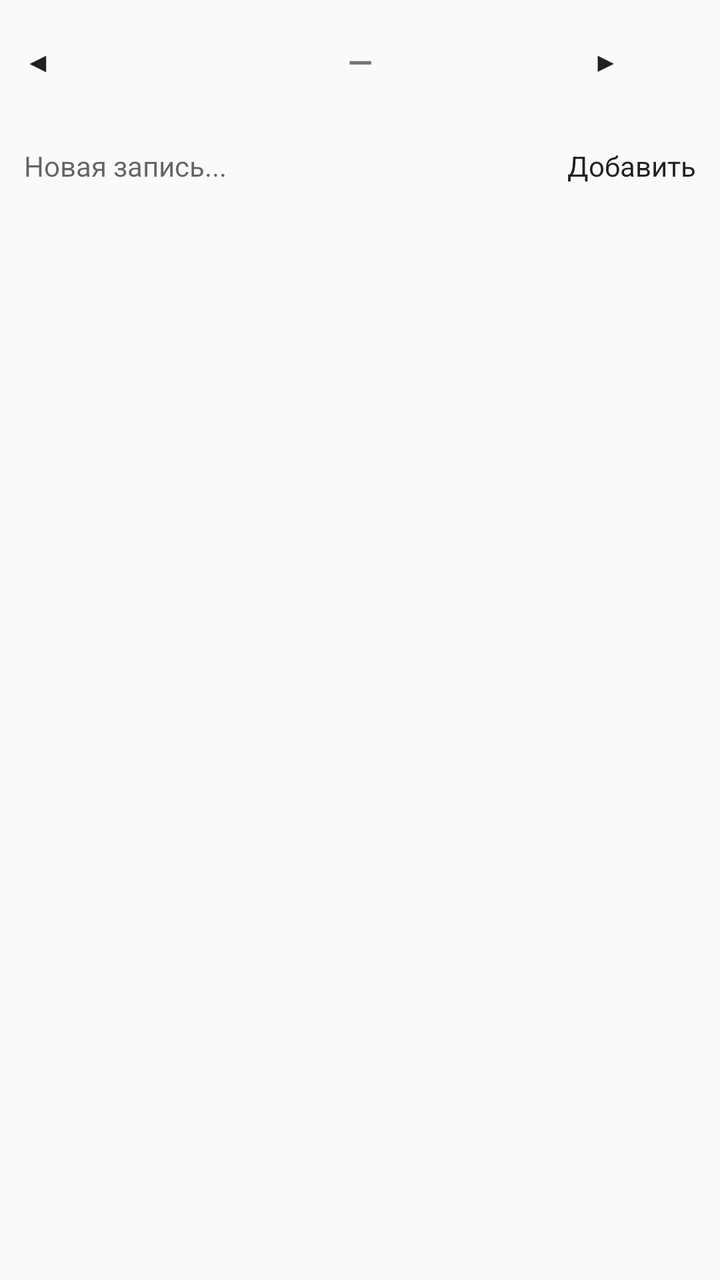
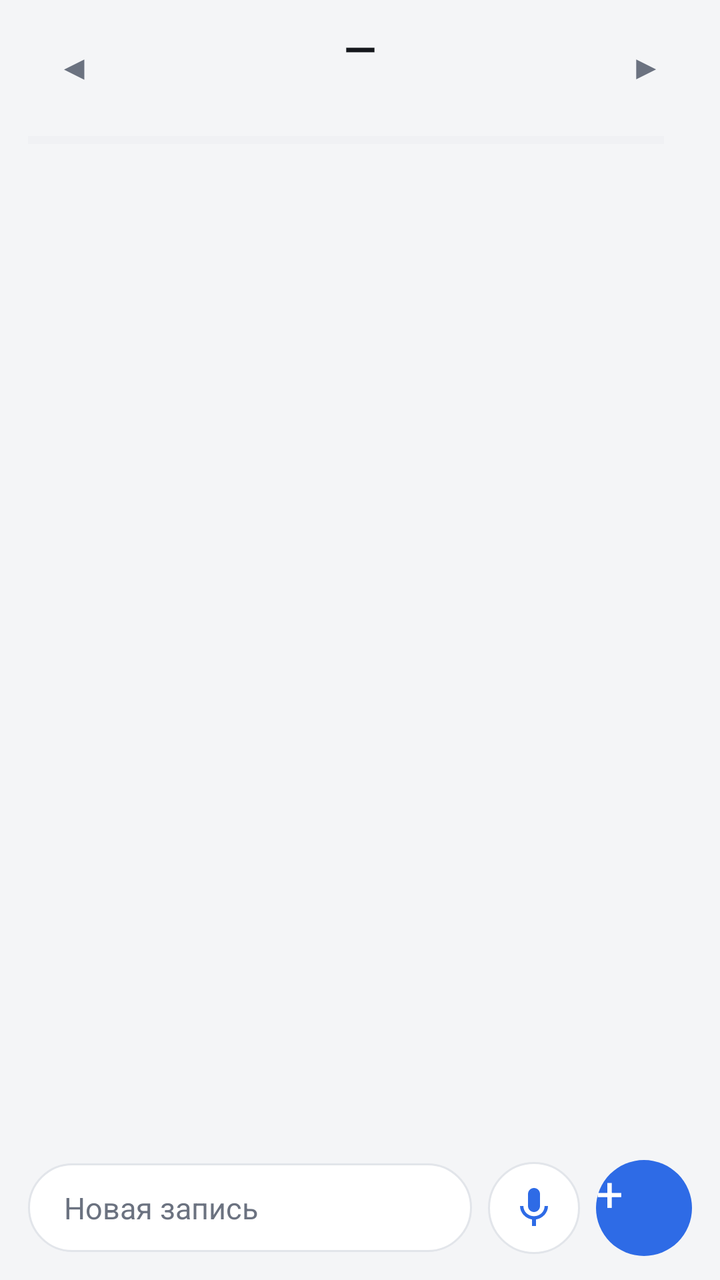

Screens rendered from an Android XML layout before and after an edit, with the pre-edit source and the edit as a unified diff.
<!-- AndroidManifest.xml: application theme android:Theme.Material.Light.DarkActionBar -->
<!-- res/layout/activity_main.xml -->
<?xml version="1.0" encoding="utf-8"?>
<LinearLayout xmlns:android="http://schemas.android.com/apk/res/android"
    android:layout_width="match_parent"
    android:layout_height="match_parent"
    android:orientation="vertical"
    android:padding="12dp">

    <LinearLayout
        android:layout_width="match_parent"
        android:layout_height="wrap_content"
        android:orientation="horizontal"
        android:gravity="center_vertical">

        <Button
            android:id="@+id/btnPrev"
            android:layout_width="52dp"
            android:layout_height="wrap_content"
            android:text="◀" />

        <TextView
            android:id="@+id/tvDate"
            android:layout_width="0dp"
            android:layout_height="wrap_content"
            android:layout_weight="1"
            android:gravity="center"
            android:textSize="16sp"
            android:textStyle="bold"
            android:padding="8dp"
            android:text="—" />

        <Button
            android:id="@+id/btnNext"
            android:layout_width="52dp"
            android:layout_height="wrap_content"
            android:text="▶" />
    </LinearLayout>

    <TextView
        android:id="@+id/tvProgress"
        android:layout_width="match_parent"
        android:layout_height="wrap_content"
        android:gravity="center"
        android:paddingBottom="6dp"
        android:textSize="13sp"
        android:text="" />

    <LinearLayout
        android:layout_width="match_parent"
        android:layout_height="wrap_content"
        android:orientation="horizontal">

        <EditText
            android:id="@+id/etInput"
            android:layout_width="0dp"
            android:layout_height="wrap_content"
            android:layout_weight="1"
            android:hint="Новая запись..."
            android:inputType="textCapSentences|textMultiLine"
            android:maxLines="4" />

        <Button
            android:id="@+id/btnAdd"
            android:layout_width="wrap_content"
            android:layout_height="wrap_content"
            android:text="Добавить" />
    </LinearLayout>

    <ListView
        android:id="@+id/list"
        android:layout_width="match_parent"
        android:layout_height="0dp"
        android:layout_weight="1"
        android:divider="#22000000"
        android:dividerHeight="1dp" />

    <TextView
        android:id="@+id/tvEmpty"
        android:layout_width="match_parent"
        android:layout_height="wrap_content"
        android:gravity="center"
        android:padding="24dp"
        android:textSize="15sp"
        android:visibility="gone"
        android:text="На этот день записей нет" />

</LinearLayout>
<!-- resources referenced by this layout -->
<resources>

</resources>

<!-- the commit's change to res/layout/activity_main.xml (unified diff, before → after) -->
@@ -3,84 +3,185 @@
     android:layout_width="match_parent"
     android:layout_height="match_parent"
     android:orientation="vertical"
-    android:padding="12dp">
+    android:background="@color/bg"
+    android:fitsSystemWindows="true"
+    android:paddingLeft="14dp"
+    android:paddingRight="14dp">
 
     <LinearLayout
         android:layout_width="match_parent"
         android:layout_height="wrap_content"
         android:orientation="horizontal"
-        android:gravity="center_vertical">
+        android:gravity="center_vertical"
+        android:paddingTop="10dp">
 
         <Button
             android:id="@+id/btnPrev"
-            android:layout_width="52dp"
-            android:layout_height="wrap_content"
+            style="@android:style/Widget.Material.Button.Borderless"
+            android:layout_width="46dp"
+            android:layout_height="46dp"
+            android:minWidth="0dp"
+            android:padding="0dp"
+            android:textSize="17sp"
+            android:textColor="@color/muted"
             android:text="◀" />
 
-        <TextView
-            android:id="@+id/tvDate"
+        <LinearLayout
             android:layout_width="0dp"
             android:layout_height="wrap_content"
             android:layout_weight="1"
-            android:gravity="center"
-            android:textSize="16sp"
-            android:textStyle="bold"
-            android:padding="8dp"
-            android:text="—" />
+            android:orientation="vertical"
+            android:gravity="center">
+
+            <TextView
+                android:id="@+id/tvDate"
+                android:layout_width="wrap_content"
+                android:layout_height="wrap_content"
+                android:textSize="21sp"
+                android:textStyle="bold"
+                android:textColor="@color/text"
+                android:text="—" />
+
+            <TextView
+                android:id="@+id/tvDow"
+                android:layout_width="wrap_content"
+                android:layout_height="wrap_content"
+                android:textSize="13sp"
+                android:textColor="@color/muted"
+                android:text="" />
+        </LinearLayout>
 
         <Button
             android:id="@+id/btnNext"
-            android:layout_width="52dp"
-            android:layout_height="wrap_content"
+            style="@android:style/Widget.Material.Button.Borderless"
+            android:layout_width="46dp"
+            android:layout_height="46dp"
+            android:minWidth="0dp"
+            android:padding="0dp"
+            android:textSize="17sp"
+            android:textColor="@color/muted"
             android:text="▶" />
     </LinearLayout>
-
-    <TextView
-        android:id="@+id/tvProgress"
-        android:layout_width="match_parent"
-        android:layout_height="wrap_content"
-        android:gravity="center"
-        android:paddingBottom="6dp"
-        android:textSize="13sp"
-        android:text="" />
 
     <LinearLayout
         android:layout_width="match_parent"
         android:layout_height="wrap_content"
-        android:orientation="horizontal">
+        android:orientation="horizontal"
+        android:gravity="center_vertical"
+        android:paddingTop="6dp"
+        android:paddingBottom="10dp">
+
+        <ProgressBar
+            android:id="@+id/pb"
+            style="@android:style/Widget.Material.ProgressBar.Horizontal"
+            android:layout_width="0dp"
+            android:layout_height="6dp"
+            android:layout_weight="1"
+            android:max="100"
+            android:progress="0"
+            android:progressTint="@color/accent"
+            android:progressBackgroundTint="@color/track" />
+
+        <TextView
+            android:id="@+id/tvProgress"
+            android:layout_width="wrap_content"
+            android:layout_height="wrap_content"
+            android:paddingLeft="10dp"
+            android:paddingRight="4dp"
+            android:textSize="12sp"
+            android:textColor="@color/muted"
+            android:text="" />
+
+        <TextView
+            android:id="@+id/btnToday"
+            android:layout_width="wrap_content"
+            android:layout_height="wrap_content"
+            android:background="@drawable/chip"
+            android:paddingLeft="12dp"
+            android:paddingRight="12dp"
+            android:paddingTop="6dp"
+            android:paddingBottom="6dp"
+            android:textSize="12sp"
+            android:textColor="@color/accent"
+            android:visibility="gone"
+            android:text="Сегодня" />
+    </LinearLayout>
+
+
+    <FrameLayout
+        android:layout_width="match_parent"
+        android:layout_height="0dp"
+        android:layout_weight="1">
+
+        <ListView
+            android:id="@+id/list"
+            android:layout_width="match_parent"
+            android:layout_height="match_parent"
+            android:divider="@null"
+            android:dividerHeight="0dp"
+            android:clipToPadding="false"
+            android:paddingBottom="8dp"
+            android:scrollbarStyle="outsideOverlay" />
+
+        <TextView
+            android:id="@+id/tvEmpty"
+            android:layout_width="wrap_content"
+            android:layout_height="wrap_content"
+            android:layout_gravity="center"
+            android:gravity="center"
+            android:textSize="15sp"
+            android:textColor="@color/muted"
+            android:visibility="gone"
+            android:text="Пусто\nДобавьте первую запись" />
+    </FrameLayout>
+
+    <LinearLayout
+        android:layout_width="match_parent"
+        android:layout_height="wrap_content"
+        android:orientation="horizontal"
+        android:gravity="center_vertical"
+        android:paddingTop="8dp"
+        android:paddingBottom="12dp">
 
         <EditText
             android:id="@+id/etInput"
             android:layout_width="0dp"
             android:layout_height="wrap_content"
             android:layout_weight="1"
-            android:hint="Новая запись..."
+            android:background="@drawable/input_bg"
+            android:paddingLeft="18dp"
+            android:paddingRight="18dp"
+            android:paddingTop="12dp"
+            android:paddingBottom="12dp"
+            android:textSize="15sp"
+            android:textColor="@color/text"
+            android:textColorHint="@color/muted"
+            android:hint="Новая запись"
             android:inputType="textCapSentences|textMultiLine"
             android:maxLines="4" />
 
+        <ImageButton
+            android:id="@+id/btnVoice"
+            android:layout_width="46dp"
+            android:layout_height="46dp"
+            android:layout_marginLeft="8dp"
+            android:padding="11dp"
+            android:scaleType="fitCenter"
+            android:background="@drawable/circle_soft"
+            android:contentDescription="Голосовой ввод"
+            android:src="@drawable/ic_mic" />
+
         <Button
             android:id="@+id/btnAdd"
-            android:layout_width="wrap_content"
-            android:layout_height="wrap_content"
-            android:text="Добавить" />
+            android:layout_width="48dp"
+            android:layout_height="48dp"
+            android:layout_marginLeft="8dp"
+            android:minWidth="0dp"
+            android:padding="0dp"
+            android:background="@drawable/fab"
+            android:textSize="24sp"
+            android:textColor="#FFFFFFFF"
+            android:text="+" />
     </LinearLayout>
 
-    <ListView
-        android:id="@+id/list"
-        android:layout_width="match_parent"
-        android:layout_height="0dp"
-        android:layout_weight="1"
-        android:divider="#22000000"
-        android:dividerHeight="1dp" />
-
-    <TextView
-        android:id="@+id/tvEmpty"
-        android:layout_width="match_parent"
-        android:layout_height="wrap_content"
-        android:gravity="center"
-        android:padding="24dp"
-        android:textSize="15sp"
-        android:visibility="gone"
-        android:text="На этот день записей нет" />
-
 </LinearLayout>
<!-- resource entries referenced after the edit -->
@@ -1,5 +1,52 @@
 <!-- resources referenced by this layout -->
 <resources>
-
+  <color name="accent">#FF2E6BE6</color>
+  <color name="bg">#FFF4F5F7</color>
+  <color name="muted">#FF6B7280</color>
+  <color name="text">#FF15181D</color>
+  <color name="track">#FFE2E5EA</color>
+  <!-- drawable chip (drawable) -->
+  <?xml version="1.0" encoding="utf-8"?>
+  <shape xmlns:android="http://schemas.android.com/apk/res/android" android:shape="rectangle">
+      <solid android:color="@color/accent_soft" />
+      <corners android:radius="14dp" />
+  </shape>
+  <!-- drawable circle_soft (drawable) -->
+  <?xml version="1.0" encoding="utf-8"?>
+  <shape xmlns:android="http://schemas.android.com/apk/res/android" android:shape="oval">
+      <solid android:color="@color/card" />
+      <stroke android:width="1dp" android:color="@color/track" />
+  </shape>
+  <!-- drawable fab (drawable) -->
+  <?xml version="1.0" encoding="utf-8"?>
+  <shape xmlns:android="http://schemas.android.com/apk/res/android" android:shape="oval">
+      <solid android:color="@color/accent" />
+  </shape>
+  <!-- drawable ic_mic (drawable) -->
+  <?xml version="1.0" encoding="utf-8"?>
+  <vector xmlns:android="http://schemas.android.com/apk/res/android"
+      android:width="24dp"
+      android:height="24dp"
+      android:viewportWidth="24"
+      android:viewportHeight="24"
+      android:tint="@color/accent">
+      <path
+          android:fillColor="#FFFFFFFF"
+          android:pathData="M12,14c1.66,0 3,-1.34 3,-3L15,5c0,-1.66 -1.34,-3 -3,-3S9,3.34 9,5v6c0,1.66 1.34,3 3,3zM17.3,11c0,3 -2.54,5.1 -5.3,5.1S6.7,14 6.7,11L5,11c0,3.41 2.72,6.23 6,6.72L11,21h2v-3.28c3.28,-0.48 6,-3.3 6,-6.72h-1.7z" />
+  </vector>
+  <!-- drawable input_bg (drawable) -->
+  <?xml version="1.0" encoding="utf-8"?>
+  <shape xmlns:android="http://schemas.android.com/apk/res/android" android:shape="rectangle">
+      <solid android:color="@color/card" />
+      <corners android:radius="24dp" />
+      <stroke android:width="1dp" android:color="@color/track" />
+  </shape>
+  <style name="AppTheme" parent="@android:style/Theme.Material.Light.NoActionBar">
+          <item name="android:colorAccent">@color/accent</item>
+          <item name="android:windowBackground">@color/bg</item>
+          <item name="android:textColorPrimary">@color/text</item>
+      </style>
+  <color name="accent_soft">#1A2E6BE6</color>
+  <color name="card">#FFFFFFFF</color>
 </resources>
 
